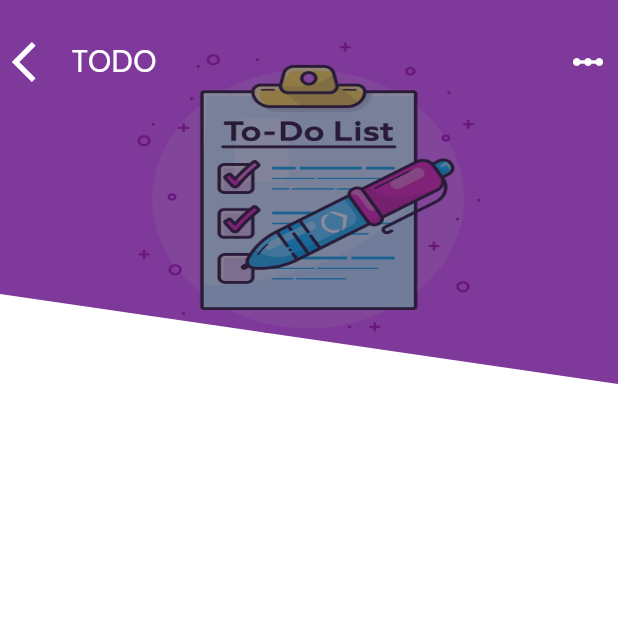
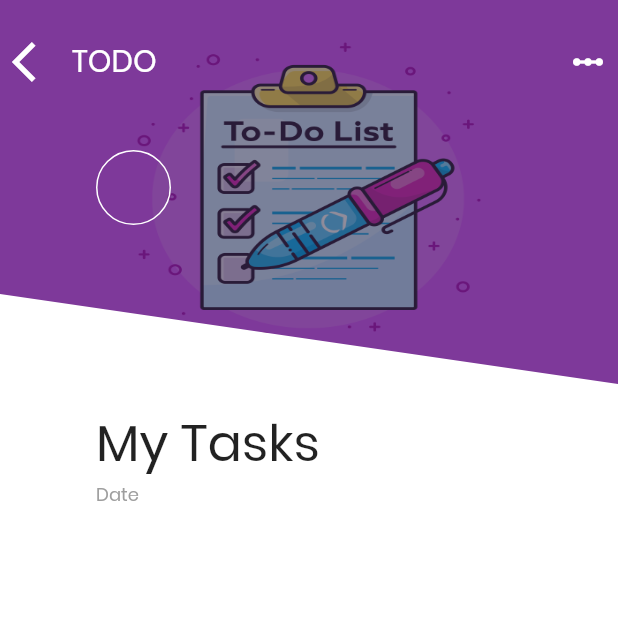
Before and after one commit to ritik-rathi/housewife, a Flutter app: the screen it shows after launch, on a phone screen of 412 x 824 dp, the top half of it. Run offline on Flutter 3.47's test engine with Material 2 defaults, Android fonts, the phone set to English and light mode, and no system bars; our stand-ins replace firebase_auth, gradient_widgets; missing offline and left inert: gradient_text; accounts and stored records are empty.

Commit message:
Started with task view

```diff
--- /dev/null
+++ b/lib/todo_list/tasks.dart
@@ -0,0 +1,11 @@
+import 'package:flutter/material.dart';
+
+class Tasks {
+  final String title;
+  final String category;
+  final String time;
+  final Color color;
+  final bool isCompleted;
+
+  Tasks({this.category, this.color, this.isCompleted, this.time, this.title});
+}
--- a/lib/todo_list/todo_list.dart
+++ b/lib/todo_list/todo_list.dart
@@ -24,21 +24,75 @@ class _TodoListState extends State<TodoList> {
                 height: _imageHeight,
                 colorBlendMode: BlendMode.srcOver,
                 color: new Color.fromARGB(120, 20, 10, 40),
-              )
-              ),
-              _buildHeaderIcons()
+              )),
+          _buildHeaderIcons(),
+          _buildProfileRow(),
+          _buildBottomPart()
         ],
       ),
     );
   }
 }
 
-Widget _buildHeaderIcons(){
+// ! make the row to display photo and name of the person
+Widget _buildProfileRow() {
+  return new Padding(
+    padding: EdgeInsets.only(left: 64.0, top: 100.0),
+    child: new Row(
+      children: <Widget>[
+        Container(
+          width: 50.0,
+          height: 50.0,
+          decoration: BoxDecoration(
+            border: Border.all(width: 1.0 , color: Colors.white),
+            borderRadius: BorderRadius.circular(25.0)
+          ),
+        )
+      ],
+    ),
+  );
+}
+
+Widget _buildBottomPart() {
   return Padding(
-    padding: const EdgeInsets.symmetric(horizontal:8.0 , vertical: 25.0),
+    padding: const EdgeInsets.only(top: 270.0),
+    child: Column(
+      crossAxisAlignment: CrossAxisAlignment.start,
+      children: <Widget>[_buildListHeader(), _buildList()],
+    ),
+  );
+}
+
+Widget _buildListHeader() {
+  return Padding(
+    padding: EdgeInsets.only(left: 64.0),
+    child: Column(
+      crossAxisAlignment: CrossAxisAlignment.start,
+      children: <Widget>[
+        new Text(
+          'My Tasks',
+          style: new TextStyle(fontSize: 34.0),
+        ),
+        new Text(
+          'Date', // ? enter the date from Firebase
+          style: new TextStyle(color: Colors.grey, fontSize: 12.0),
+        ),
+      ],
+    ),
+  );
+
+}
+
+Widget _buildList() {
+  return Container();
+}
+
+Widget _buildHeaderIcons() {
+  return Padding(
+    padding: const EdgeInsets.symmetric(horizontal: 8.0, vertical: 25.0),
     child: Row(
       children: <Widget>[
-        Icon(Icons.arrow_back_ios , color: Colors.white , size: 32.0),
+        Icon(Icons.arrow_back_ios, color: Colors.white, size: 32.0),
         new Expanded(
           child: new Padding(
             padding: const EdgeInsets.only(left: 8.0),
```
Lines whose indentation alone changed are shown as unchanged.
